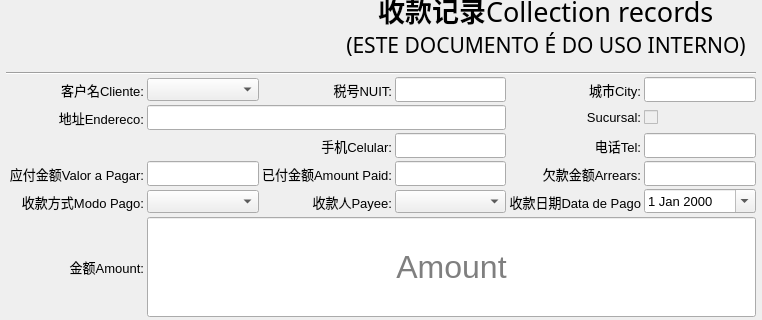
Above: Ui/FormReceivableEdit.ui from golden7602/zion before the change; both pictures show x 0 to 762 and y 0 to 320 of the 762 by 489 pixel window. Below: the same form after it.
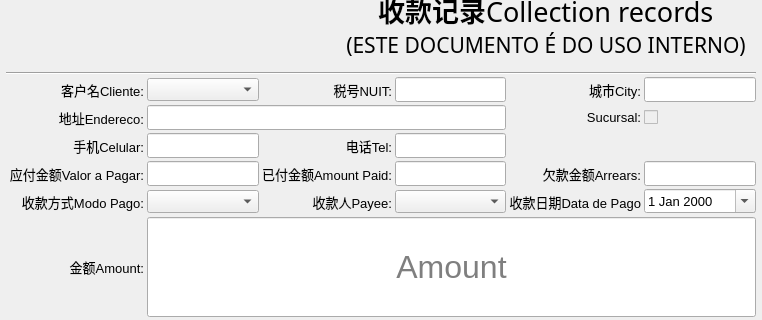
That is the form after the change. Icons and pictures are not drawn.

```diff
--- a/Ui/FormReceivableEdit.ui
+++ b/Ui/FormReceivableEdit.ui
@@ -367,28 +367,6 @@
        </property>
       </widget>
      </item>
-     <item row="2" column="5">
-      <widget class="QLabel" name="label_12">
-       <property name="minimumSize">
-        <size>
-         <width>0</width>
-         <height>25</height>
-        </size>
-       </property>
-       <property name="sizeIncrement">
-        <size>
-         <width>0</width>
-         <height>25</height>
-        </size>
-       </property>
-       <property name="text">
-        <string>电话Tel:</string>
-       </property>
-       <property name="alignment">
-        <set>Qt::AlignRight|Qt::AlignTrailing|Qt::AlignVCenter</set>
-       </property>
-      </widget>
-     </item>
      <item row="4" column="6">
       <widget class="QDateEdit" name="fReceiptDate">
        <property name="calendarPopup">
@@ -484,28 +462,6 @@
        </property>
       </widget>
      </item>
-     <item row="2" column="6">
-      <widget class="QLineEdit" name="fTelefone">
-       <property name="minimumSize">
-        <size>
-         <width>0</width>
-         <height>25</height>
-        </size>
-       </property>
-       <property name="sizeIncrement">
-        <size>
-         <width>0</width>
-         <height>25</height>
-        </size>
-       </property>
-       <property name="readOnly">
-        <bool>true</bool>
-       </property>
-       <property name="clearButtonEnabled">
-        <bool>true</bool>
-       </property>
-      </widget>
-     </item>
      <item row="3" column="5">
       <widget class="QLabel" name="label_15">
        <property name="minimumSize">
@@ -660,16 +616,6 @@
        </property>
       </widget>
      </item>
-     <item row="2" column="3">
-      <widget class="QLabel" name="label_10">
-       <property name="text">
-        <string>手机Celular:</string>
-       </property>
-       <property name="alignment">
-        <set>Qt::AlignRight|Qt::AlignTrailing|Qt::AlignVCenter</set>
-       </property>
-      </widget>
-     </item>
      <item row="6" column="2" colspan="5">
       <widget class="QTextEdit" name="fNote"/>
      </item>
@@ -683,28 +629,6 @@
        </property>
       </widget>
      </item>
-     <item row="2" column="4">
-      <widget class="QLineEdit" name="fCelular">
-       <property name="minimumSize">
-        <size>
-         <width>0</width>
-         <height>25</height>
-        </size>
-       </property>
-       <property name="sizeIncrement">
-        <size>
-         <width>0</width>
-         <height>25</height>
-        </size>
-       </property>
-       <property name="readOnly">
-        <bool>true</bool>
-       </property>
-       <property name="clearButtonEnabled">
-        <bool>true</bool>
-       </property>
-      </widget>
-     </item>
      <item row="6" column="0">
       <widget class="QLabel" name="label_21">
        <property name="minimumSize">
@@ -776,6 +700,82 @@
        </property>
       </widget>
      </item>
+     <item row="2" column="0">
+      <widget class="QLabel" name="label_10">
+       <property name="text">
+        <string>手机Celular:</string>
+       </property>
+       <property name="alignment">
+        <set>Qt::AlignRight|Qt::AlignTrailing|Qt::AlignVCenter</set>
+       </property>
+      </widget>
+     </item>
+     <item row="2" column="2">
+      <widget class="QLineEdit" name="fCelular">
+       <property name="minimumSize">
+        <size>
+         <width>0</width>
+         <height>25</height>
+        </size>
+       </property>
+       <property name="sizeIncrement">
+        <size>
+         <width>0</width>
+         <height>25</height>
+        </size>
+       </property>
+       <property name="readOnly">
+        <bool>true</bool>
+       </property>
+       <property name="clearButtonEnabled">
+        <bool>true</bool>
+       </property>
+      </widget>
+     </item>
+     <item row="2" column="3">
+      <widget class="QLabel" name="label_12">
+       <property name="minimumSize">
+        <size>
+         <width>0</width>
+         <height>25</height>
+        </size>
+       </property>
+       <property name="sizeIncrement">
+        <size>
+         <width>0</width>
+         <height>25</height>
+        </size>
+       </property>
+       <property name="text">
+        <string>电话Tel:</string>
+       </property>
+       <property name="alignment">
+        <set>Qt::AlignRight|Qt::AlignTrailing|Qt::AlignVCenter</set>
+       </property>
+      </widget>
+     </item>
+     <item row="2" column="4">
+      <widget class="QLineEdit" name="fTelefone">
+       <property name="minimumSize">
+        <size>
+         <width>0</width>
+         <height>25</height>
+        </size>
+       </property>
+       <property name="sizeIncrement">
+        <size>
+         <width>0</width>
+         <height>25</height>
+        </size>
+       </property>
+       <property name="readOnly">
+        <bool>true</bool>
+       </property>
+       <property name="clearButtonEnabled">
+        <bool>true</bool>
+       </property>
+      </widget>
+     </item>
     </layout>
    </item>
    <item>
```
